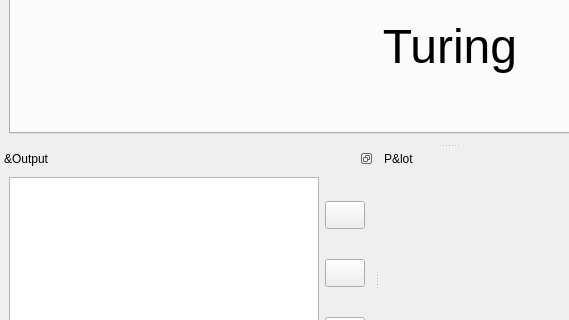
This is src/forms/ui_mainwindow.ui in TuringApp/Turing as Qt 5 draws it before an edit; both pictures show x 0 to 569 and y 282 to 602 of the 900 by 713 pixel window. The edited form follows.
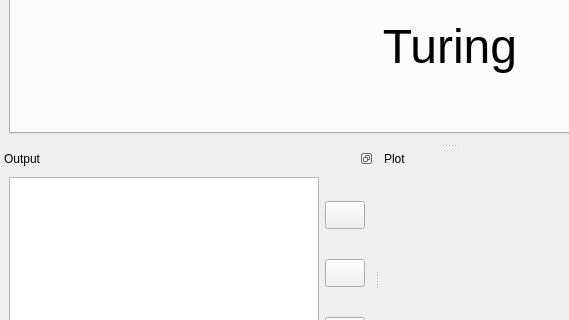
This is the edited form. Icons and pictures are not drawn.

```diff
--- a/src/forms/ui_mainwindow.ui
+++ b/src/forms/ui_mainwindow.ui
@@ -861,7 +861,7 @@
     <set>QDockWidget::DockWidgetFloatable|QDockWidget::DockWidgetMovable</set>
    </property>
    <property name="windowTitle">
-    <string>&amp;Output</string>
+    <string>Output</string>
    </property>
    <attribute name="dockWidgetArea">
     <number>8</number>
@@ -1013,7 +1013,7 @@
     <set>QDockWidget::DockWidgetFloatable|QDockWidget::DockWidgetMovable</set>
    </property>
    <property name="windowTitle">
-    <string>P&amp;lot</string>
+    <string>Plot</string>
    </property>
    <attribute name="dockWidgetArea">
     <number>8</number>
```
Left out of the diff: 98 changed lines with no effect on the pictures.
